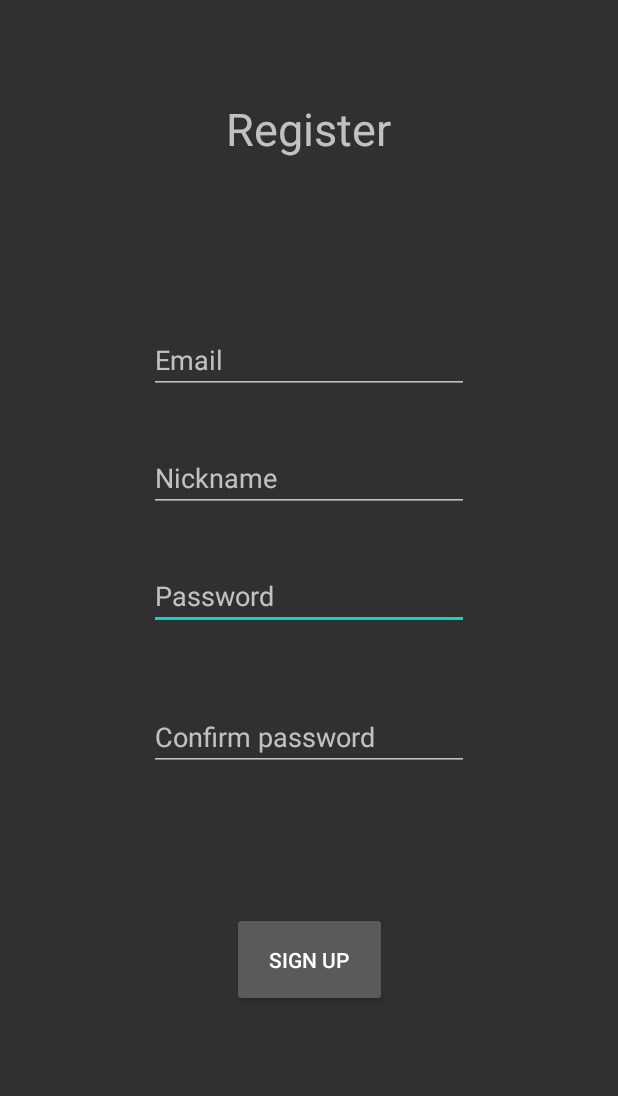
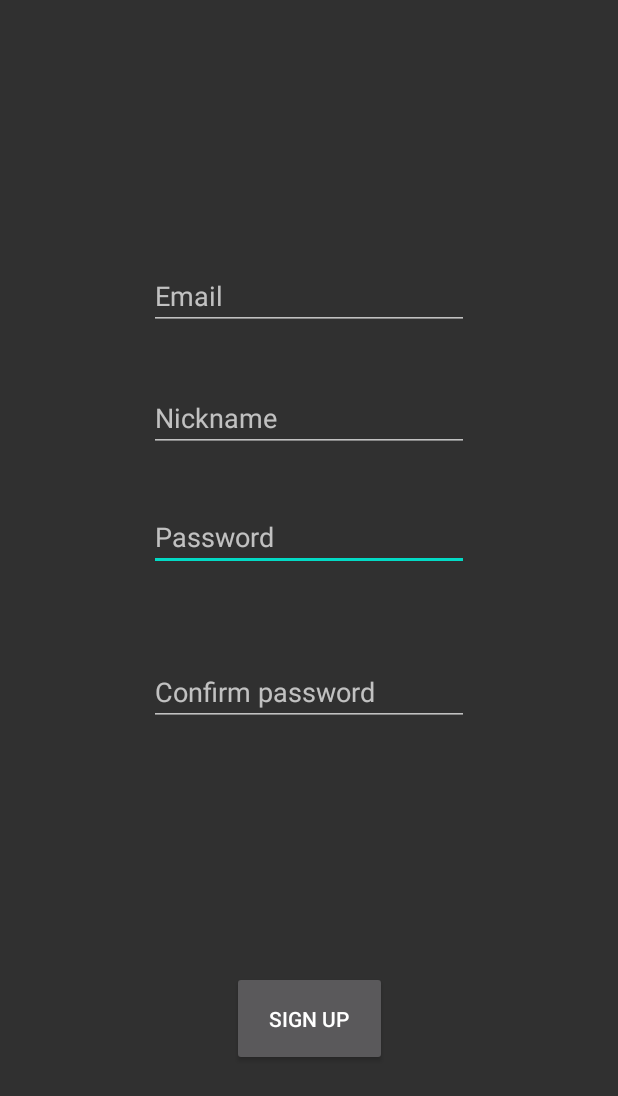
Before and after one commit to KordianCeranowski/tabletop-connector-front, an Android app: the layout activity_register.xml on its own in the app's theme, with its tools: preview values and no code run, on a phone screen of 412 x 824 dp. Shown: the top 1096 px of the screen. Run offline under Robolectric (Android 15) with nearby library versions, the phone set to English and light mode, and no system bars.

```diff
--- a/app/src/main/AndroidManifest.xml
+++ b/app/src/main/AndroidManifest.xml
@@ -15,7 +15,7 @@
         android:theme="@style/AppTheme"
         android:usesCleartextTraffic="true">
         <activity
-            android:name=".main.activity.MainEmptyActivity"
+            android:name=".main.activity.StarterActivity"
             android:theme="@style/NoUiAppCompatTheme">
             <intent-filter>
                 <action android:name="android.intent.action.MAIN"/>
@@ -30,7 +30,6 @@
         <activity android:name=".main.activity.MainActivity"/>
         <activity android:name=".main.activity.RegisterActivity" />
         <activity android:name=".main.activity.LoginActivity"/>
-        <activity android:name=".main.activity.UserLoggedOutActivity"/>
     </application>
 
 </manifest>
--- a/app/src/main/java/com/example/tabletop/main/activity/LoginActivity.kt
+++ b/app/src/main/java/com/example/tabletop/main/activity/LoginActivity.kt
@@ -35,7 +35,7 @@ class LoginActivity : BaseActivity() {
 
     // DEVELOPMENT ONLY
     private fun fillForm() {
-        binding.loginEtNickname.value = "newTest"
+        binding.loginEtNickname.value = "test13"
         binding.loginEtPassword.value = "qwqwqwqW4$"
     }
 
@@ -43,7 +43,7 @@ class LoginActivity : BaseActivity() {
         super.onCreate(savedInstanceState)
         setup()
 
-        fillForm()
+        //fillForm()
 
         binding.btnLogin.setOnClickListener {
             val (nickname, password) = getEditTextString(
--- a/app/src/main/java/com/example/tabletop/main/activity/RegisterActivity.kt
+++ b/app/src/main/java/com/example/tabletop/main/activity/RegisterActivity.kt
@@ -37,8 +37,8 @@ class RegisterActivity : BaseActivity() {
 
     // DEVELOPMENT ONLY
     private fun fillForm() {
-        binding.registerEtEmail.value = "test11@test1.test"
-        binding.registerEtNickname.value = "test11"
+        binding.registerEtEmail.value = "test13@test.test"
+        binding.registerEtNickname.value = "test13"
         binding.registerEtPassword.value = "qwqwqwqW4$"
         binding.registerEtConfirmPassword.value = binding.registerEtPassword.value
     }
@@ -47,7 +47,7 @@ class RegisterActivity : BaseActivity() {
         super.onCreate(savedInstanceState)
         setup()
 
-        fillForm()
+        //fillForm()
 
         binding.btnRegister.setOnClickListener {
             val (email, nickname, password, confirmPassword) = getEditTextString(
--- a/app/src/main/java/com/example/tabletop/mvvm/model/Event.kt
+++ b/app/src/main/java/com/example/tabletop/mvvm/model/Event.kt
@@ -5,7 +5,7 @@ import com.example.tabletop.mvvm.model.helpers.Message
 
 data class Event(
     val name: String,
-    val creator: String,
+    val creator: String = "",
     val date: String?, // todo [2020-12-25T19:27]
     val address: Address,
     val participants: List<String>,
--- a/app/src/main/res/layout/activity_login.xml
+++ b/app/src/main/res/layout/activity_login.xml
@@ -13,10 +13,9 @@
         android:inputType="textPersonName"
         app:layout_constraintBottom_toBottomOf="parent"
         app:layout_constraintEnd_toEndOf="parent"
-        app:layout_constraintHorizontal_bias="0.497"
         app:layout_constraintStart_toStartOf="parent"
         app:layout_constraintTop_toTopOf="parent"
-        app:layout_constraintVertical_bias="0.379" />
+        app:layout_constraintVertical_bias="0.35" />
 
     <Button
         android:id="@+id/btn_login"
@@ -25,10 +24,9 @@
         android:text="@string/btn_login"
         app:layout_constraintBottom_toBottomOf="parent"
         app:layout_constraintEnd_toEndOf="@+id/login_et_password"
-        app:layout_constraintHorizontal_bias="0.504"
         app:layout_constraintStart_toStartOf="@+id/login_et_password"
         app:layout_constraintTop_toBottomOf="@+id/login_et_password"
-        app:layout_constraintVertical_bias="0.573" />
+        app:layout_constraintVertical_bias="0.635" />
 
     <EditText
         android:id="@+id/login_et_password"
--- a/app/src/main/res/layout/activity_register.xml
+++ b/app/src/main/res/layout/activity_register.xml
@@ -6,7 +6,7 @@
     android:layout_height="match_parent"
     tools:context=".main.activity.RegisterActivity">
 
-    .text = <EditText
+    <EditText
         android:id="@+id/register_et_password"
         android:layout_width="wrap_content"
         android:layout_height="wrap_content"
@@ -46,7 +46,7 @@
         app:layout_constraintEnd_toEndOf="@+id/register_et_confirm_password"
         app:layout_constraintStart_toStartOf="@+id/register_et_confirm_password"
         app:layout_constraintTop_toTopOf="parent"
-        app:layout_constraintVertical_bias="0.793" />
+        app:layout_constraintVertical_bias="0.846" />
 
     <EditText
         android:id="@+id/register_et_nickname"
@@ -71,23 +71,8 @@
         android:inputType="textEmailAddress"
         app:layout_constraintBottom_toBottomOf="parent"
         app:layout_constraintEnd_toEndOf="parent"
-        app:layout_constraintHorizontal_bias="0.5"
         app:layout_constraintStart_toStartOf="parent"
         app:layout_constraintTop_toTopOf="parent"
-        app:layout_constraintVertical_bias="0.279" />
-
-    <TextView
-        android:id="@+id/register_tv_title"
-        android:layout_width="112dp"
-        android:layout_height="48dp"
-        android:gravity="center"
-        android:text="Register"
-        android:textSize="30dp"
-        app:layout_constraintBottom_toBottomOf="parent"
-        app:layout_constraintEnd_toEndOf="parent"
-        app:layout_constraintHorizontal_bias="0.497"
-        app:layout_constraintStart_toStartOf="parent"
-        app:layout_constraintTop_toTopOf="parent"
-        app:layout_constraintVertical_bias="0.08" />
+        app:layout_constraintVertical_bias="0.224" />
 
 </androidx.constraintlayout.widget.ConstraintLayout>
```
Also changed, not shown: app/src/main/java/com/example/tabletop/main/activity/StarterActivity.kt (renamed from app/src/main/java/com/example/tabletop/main/activity/MainEmptyActivity.kt, +13 -3 lines), app/src/main/java/com/example/tabletop/main/activity/UserLoggedOutActivity.kt (deleted, +0 -53 lines), app/src/main/res/layout/activity_user_logged_out.xml (deleted, +0 -88 lines).
